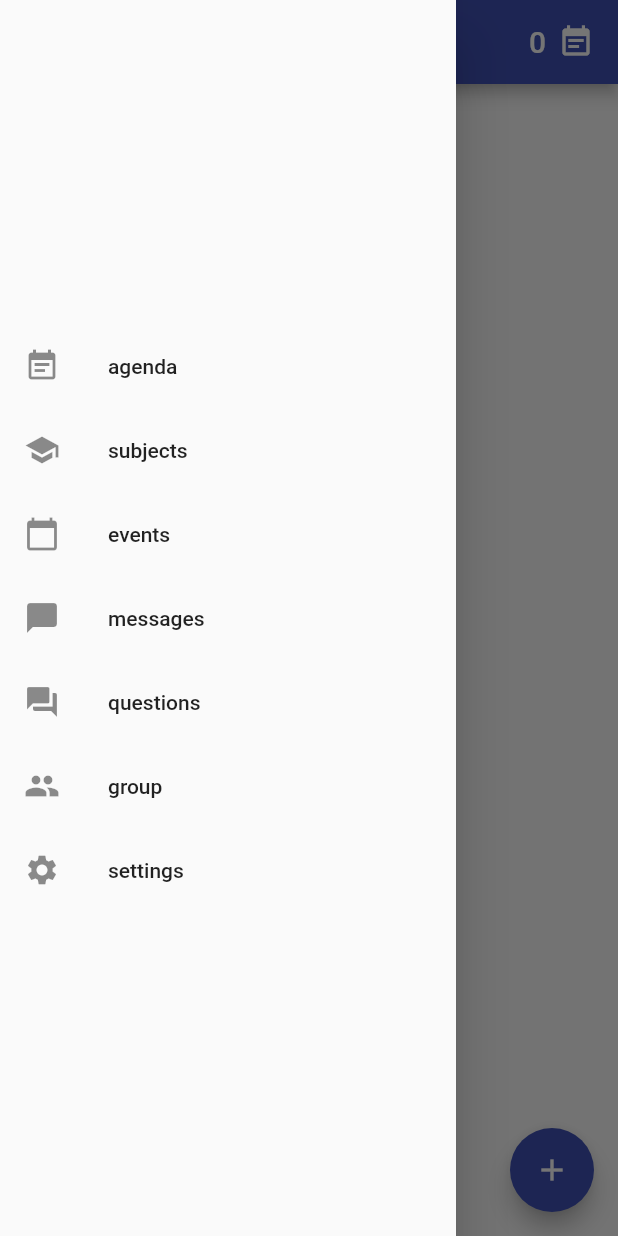
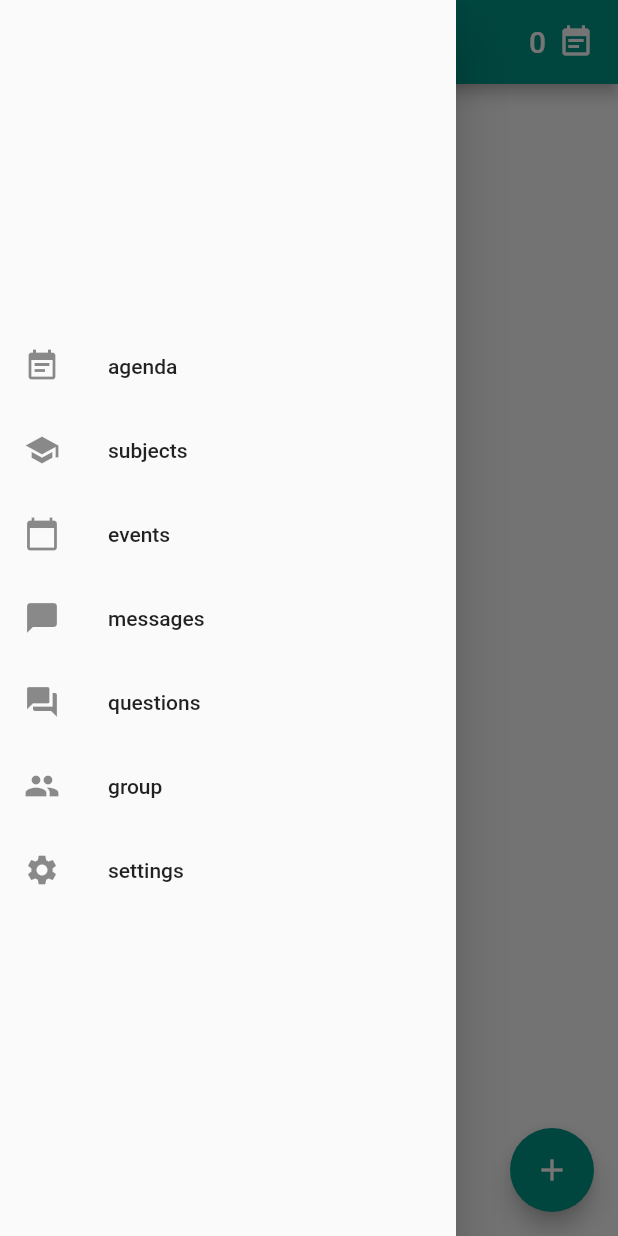
Before and after one commit to hate-crew-member-41/Podiynyk, a Flutter app: the screen it shows after launch, with the side drawer open, on a phone screen of 412 x 824 dp. Run offline on Flutter 3.47's test engine with Material 2 defaults, Android fonts, the phone set to English and light mode, and no system bars; our stand-ins replace cloud_firestore, firebase_core, hive_flutter; accounts and stored records are empty; statements that could not run were skipped.

```diff
--- a/app/lib/main.dart
+++ b/app/lib/main.dart
@@ -17,7 +17,7 @@ class App extends StatelessWidget {
 	@override
 	Widget build(BuildContext context) {
 		return MaterialApp(
-			theme: ThemeData(primarySwatch: Colors.indigo),
+			theme: ThemeData(primarySwatch: Colors.teal),
 			title: 'Podiynyk',
 			home: FutureBuilder(
 				future: Future.wait([Local.init(), Cloud.init()]),
```
Also changed, not shown: app/lib/widgets/sections/section.dart (+14 -2 lines), design/sections.png.
